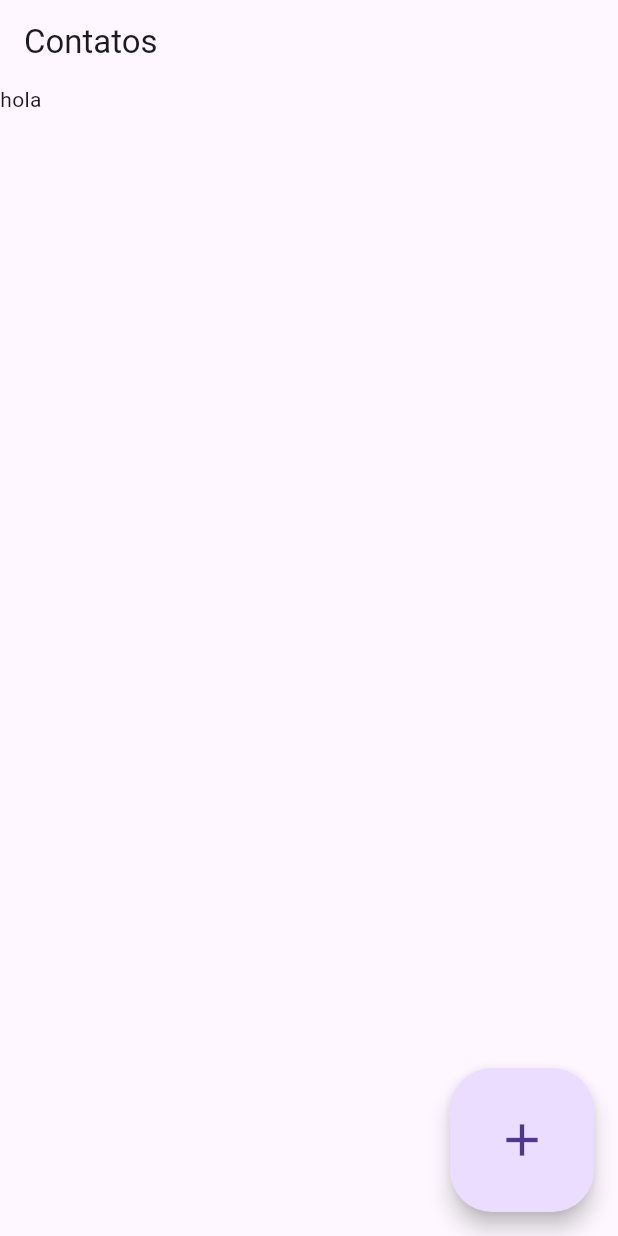
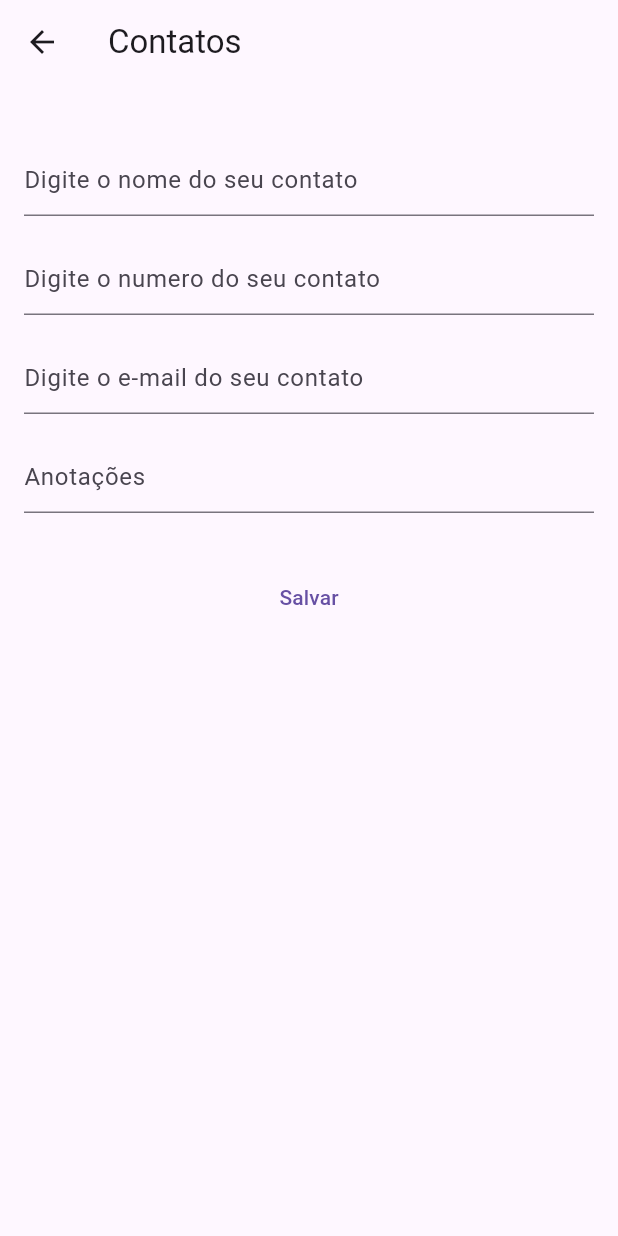
Before and after one commit to vosouza/flutter_projects, a Flutter app: the screen it shows after launch, after a tap on the "add" icon, on a phone screen of 412 x 824 dp. Run offline on Flutter 3.47's test engine with Material 3 defaults, Android fonts, the light colour scheme and no system bars; our stand-ins replace dio, sqflite; missing offline and left inert: dart:ffi; accounts and stored records are empty.

Commit message:
db e lista de contatos

```diff
--- a/lista_contatos/lib/data/sqflite_database.dart
+++ b/lista_contatos/lib/data/sqflite_database.dart
@@ -1,8 +1,10 @@
+import 'dart:ffi';
+
 import 'package:lista_contatos/data/database_contract.dart';
 import 'package:lista_contatos/model/contact_model.dart';
 import 'package:sqflite/sqflite.dart';
 
-class SQFliteDatabase extends DatabasesContract{
+class SQFliteDatabase extends DatabasesContract {
   final String _table = "contactTable";
   final String _id = "contactID";
   final String _nome = "nome";
@@ -11,11 +13,11 @@ class SQFliteDatabase extends DatabasesContract{
   final String _notes = "notes";
   final String _number = "number";
 
-
   Database? db;
 
   @override
-  Future open()  async{
+  Future open() async {
+    try {
       var databasesPath = await getDatabasesPath();
       String path = "$databasesPath/cepdatabase.db";
 
@@ -26,7 +28,7 @@ class SQFliteDatabase extends DatabasesContract{
           await db.execute('''
       create table $_table (
         $_id integer primary key autoincrement ,
-          $_nome text primary key,
+        $_nome text ,
         $_email text ,
         $_photo text ,
         $_number text ,
@@ -34,34 +36,30 @@ class SQFliteDatabase extends DatabasesContract{
       ''');
         },
       );
+    } on Exception catch (e) {
+      print(e.toString());
+    }
   }
 
   @override
-  Future<List<Contact>> getContactList() async{
+  Future<List<Contact>> getContactList() async {
     if (db == null) {
       throw Exception("db null");
     }
-    var maps = await db!.query(_table, columns: [
-      _id,
-      _email,
-      _nome,
-      _email,
-      _photo,
-      _notes,
-      _number
-    ]);
+    var maps = await db!.query(_table,
+        columns: [_id, _email, _nome, _email, _photo, _notes, _number]);
 
     if (maps.isNotEmpty) {
       List<Contact> response = [];
       for (var item in maps) {
+        print(item);
         var p = Contact(
-          name: item[_nome] as String,
-          email: item[_email] as String,
-          notes: item[_notes] as String,
-          photo: item[_photo] as String,
-          id: item[_id] as int,
-          number: item[_number] as String
-        );
+            name: item[_nome].toString(),
+            email: item[_email].toString(),
+            notes: item[_notes].toString(),
+            photo: item[_photo].toString(),
+            id: item[_id] as int?,
+            number: item[_number].toString());
         response.add(p);
       }
       return response;
@@ -74,15 +72,8 @@ class SQFliteDatabase extends DatabasesContract{
     if (db == null) {
       throw Exception("db null");
     }
-    List<Map> maps = await db!.query(_table, columns: [
-       _id,
-      _email,
-      _nome,
-      _email,
-      _photo,
-      _notes,
-      _number
-    ],
+    List<Map> maps = await db!.query(_table,
+        columns: [_id, _email, _nome, _email, _photo, _notes, _number],
         where: "$_id = ?",
         whereArgs: [id]);
     if (maps.isNotEmpty) {
@@ -94,8 +85,7 @@ class SQFliteDatabase extends DatabasesContract{
             notes: item[_notes] as String,
             photo: item[_photo] as String,
             id: item[_id] as int,
-          number: item[_number] as String
-        );
+            number: item[_number] as String);
         response = p;
       }
       return response;
@@ -109,19 +99,17 @@ class SQFliteDatabase extends DatabasesContract{
   }
 
   @override
-  Future<void> insert(Contact p) async {
+  Future<void> insert(Contact contact) async {
     var pMap = {
-      _id: p.getId(),
-      _email: p.getEmail(),
-      _nome: p.getName(),
-      _photo: p.getPhoto(),
-      _notes: p.getNotes(),
-      _notes: p.getNumber()
+      _email: contact.getEmail(),
+      _nome: contact.getName(),
+      _photo: contact.getPhoto(),
+      _notes: contact.getNotes(),
+      _number: contact.getNumber()
     };
     await db!.insert(_table, pMap);
   }
 
   @override
   Future close() async => db!.close();
-
 }
--- a/lista_contatos/lib/main.dart
+++ b/lista_contatos/lib/main.dart
@@ -1,6 +1,9 @@
 import 'package:flutter/material.dart';
+import 'package:lista_contatos/data/database_contract.dart';
+import 'package:lista_contatos/data/sqflite_database.dart';
 import 'package:lista_contatos/ui/home/home_page.dart';
 
 void main() {
-  runApp(const HomePage());
+  DatabasesContract db = SQFliteDatabase();
+  runApp(HomePage(db: db));
 }
--- /dev/null
+++ b/lista_contatos/lib/repository/repository.dart
@@ -0,0 +1,18 @@
+import 'package:lista_contatos/data/database_contract.dart';
+import 'package:lista_contatos/model/contact_model.dart';
+
+class Repository{
+  final DatabasesContract db;
+
+  Repository(this.db);
+
+  Future saveContact(Contact c) async{
+    return db.insert(c);
+  }
+
+  Future<List<Contact>> getContats() async{
+    await db.open();
+    return db.getContactList();
+  }
+
+}
--- a/lista_contatos/lib/ui/contact_list/contact_list_page.dart
+++ b/lista_contatos/lib/ui/contact_list/contact_list_page.dart
@@ -1,7 +1,11 @@
 import 'package:flutter/material.dart';
+import 'package:lista_contatos/model/contact_model.dart';
+import 'package:lista_contatos/repository/repository.dart';
+import 'package:lista_contatos/ui/create_contact/crate_contact_page.dart';
 
 class ContactListPage extends StatefulWidget {
-  const ContactListPage({super.key});
+  final Repository repo;
+  const ContactListPage({super.key, required this.repo});
 
   @override
   State<StatefulWidget> createState() {
@@ -10,6 +14,14 @@ class ContactListPage extends StatefulWidget {
 }
 
 class ContactListPageState extends State<ContactListPage> {
+  List<Contact> contacts = [];
+
+  @override
+  void initState() {
+    fetchContacts();
+    super.initState();
+  }
+
   @override
   Widget build(BuildContext context) {
     return Scaffold(
@@ -17,10 +29,70 @@ class ContactListPageState extends State<ContactListPage> {
         title: const Text("Contatos"),
       ),
       floatingActionButton: FloatingActionButton.large(
-        onPressed: () {},
+        onPressed: () {
+          Navigator.push(
+            context,
+            MaterialPageRoute<void>(
+              builder: (BuildContext context) => CrateContactPage(
+                repo: widget.repo,
+              ),
+            ),
+          );
+        },
         child: const Icon(Icons.add),
       ),
-      body: Text("hola"),
+      body: contacts.isEmpty
+          ? const Center(child: CircularProgressIndicator())
+          : RefreshIndicator(
+              onRefresh: () {
+                return fetchContacts();
+              },
+              child: ListView.builder(
+                itemCount: contacts.length,
+                itemBuilder: (context, index) {
+                  var c = contacts[index];
+                  return contactTile(c);
+                },
+              ),
+            ),
     );
   }
+
+  Widget contactTile(Contact c) {
+    return Padding(
+      padding: const EdgeInsets.all(16.0),
+      child: Row(
+        children: [
+          SizedBox(
+            height: 50,
+            width: 50,
+            child: CircleAvatar(
+              backgroundColor: const Color.fromARGB(255, 167, 237, 170),
+              child: Text(c.getName().toString().substring(0, 1)),
+            ),
+          ),
+          const SizedBox(
+            width: 16,
+          ),
+          Column(
+            children: [
+              Text("Nome: ${c.getName()}"),
+              const SizedBox(
+                height: 8,
+              ),
+              Text(c.getNumber()),
+            ],
+          )
+        ],
+      ),
+    );
+  }
+
+  Future fetchContacts() {
+    return widget.repo.getContats().then((onValue) => {
+          setState(() {
+            contacts = onValue;
+          })
+        });
+  }
 }
--- /dev/null
+++ b/lista_contatos/lib/ui/create_contact/crate_contact_page.dart
@@ -0,0 +1,96 @@
+import 'package:flutter/material.dart';
+import 'package:lista_contatos/model/contact_model.dart';
+import 'package:lista_contatos/repository/repository.dart';
+
+class CrateContactPage extends StatefulWidget {
+  final Repository repo;
+  const CrateContactPage({super.key,required this.repo});
+
+  @override
+  State<StatefulWidget> createState() {
+    return CrateContactPageState();
+  }
+}
+
+class CrateContactPageState extends State {
+  final TextEditingController nameTextController = TextEditingController();
+  final TextEditingController numeroTextController = TextEditingController();
+  final TextEditingController emailTextController = TextEditingController();
+  final TextEditingController anotacoesTextController = TextEditingController();
+  Repository? repo;
+
+  @override
+  void initState() {
+    repo = (widget as CrateContactPage).repo;
+    super.initState();
+  }
+
+  @override
+  Widget build(BuildContext context) {
+    return Scaffold(
+      appBar: AppBar(
+        title: const Text("Contatos"),
+      ),
+      body: Padding(
+        padding: const EdgeInsets.all(16.0),
+        child: Column(
+          children: [
+            const SizedBox(
+              height: 24,
+            ),
+            TextField(
+              controller: nameTextController,
+              decoration: const InputDecoration(
+                hintText: "Digite o nome do seu contato",
+              ),
+            ),
+            const SizedBox(
+              height: 18,
+            ),
+            TextField(
+              controller: numeroTextController,
+              decoration: const InputDecoration(
+                hintText: "Digite o numero do seu contato",
+              ),
+            ),
+            const SizedBox(
+              height: 18,
+            ),
+            TextField(
+              controller: emailTextController,
+              decoration: const InputDecoration(
+                hintText: "Digite o e-mail do seu contato",
+              ),
+            ),
+            const SizedBox(
+              height: 18,
+            ),
+            TextField(
+              controller: anotacoesTextController,
+              decoration: const InputDecoration(
+                hintText: "Anotações",
+              ),
+            ),
+            const SizedBox(
+              height: 32,
+            ),
+            TextButton(
+              onPressed: () {
+                var c = Contact(
+                  name: nameTextController.text,
+                  email: emailTextController.text,
+                  number: numeroTextController.text,
+                  notes: anotacoesTextController.text
+                );
+                repo?.saveContact(c).then((value)=>{
+                    Navigator.pop(context)
+                });
+              },
+              child: const Text("Salvar"),
+            ),
+          ],
+        ),
+      ),
+    );
+  }
+}
--- a/lista_contatos/lib/ui/home/home_page.dart
+++ b/lista_contatos/lib/ui/home/home_page.dart
@@ -1,23 +1,32 @@
 import 'package:flutter/material.dart';
+import 'package:lista_contatos/data/database_contract.dart';
+import 'package:lista_contatos/repository/repository.dart';
 import 'package:lista_contatos/ui/contact_list/contact_list_page.dart';
 
-class HomePage extends StatefulWidget{
-  const HomePage({super.key});
+class HomePage extends StatefulWidget {
+  final DatabasesContract db;
+  const HomePage({super.key, required this.db});
 
   @override
   State<StatefulWidget> createState() {
     return HomePageState();
   }
-
 }
 
-class HomePageState extends State<HomePage>{
+class HomePageState extends State<HomePage> {
+  late Repository repo;
+  @override
+  void initState() {
+    repo = Repository(widget.db);
+    super.initState();
+  }
+
   @override
   Widget build(BuildContext context) {
-    return const SafeArea(
+    return SafeArea(
       child: MaterialApp(
         debugShowCheckedModeBanner: false,
-        home: ContactListPage(),
+        home: ContactListPage(repo: repo,),
       ),
     );
   }
```
Lines whose indentation alone changed are shown as unchanged.
